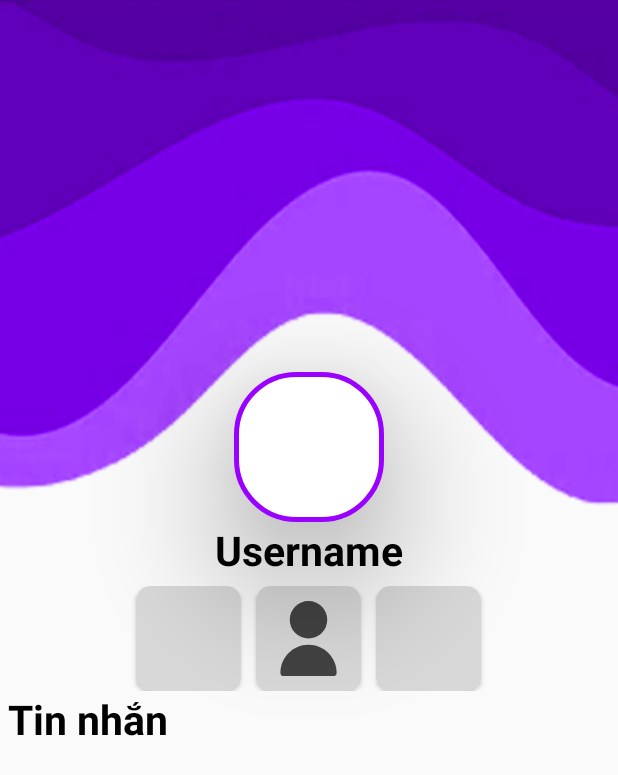
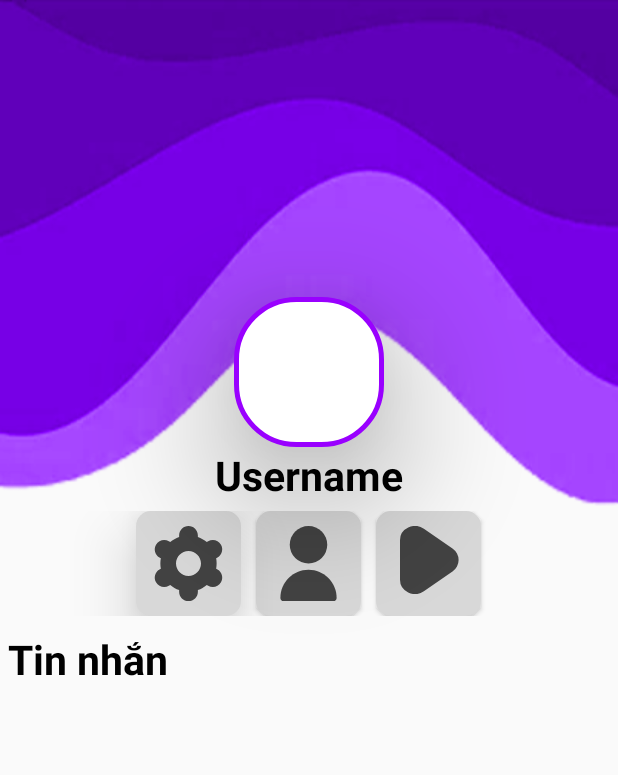
Before and after one commit to LSBNnews/quickchat, an Android app: the screen it shows after launch once a user with an empty profile is signed in (HomeScreenActivity), on a phone screen of 412 x 824 dp. Shown: the top 775 px of the screen. Run offline under Robolectric (Android 15) with nearby library versions, the light colour scheme and no system bars; our stand-ins replace CircleImageView, Firebase (no records; nobody signed in at launch, a user with empty details on screens opened directly); 3 statements that could not run were skipped.

Commit message:
update homeScreen UI

```diff
--- /dev/null
+++ b/app/src/main/res/drawable/play_24.xml
@@ -0,0 +1,11 @@
+<vector
+    xmlns:android="http://schemas.android.com/apk/res/android"
+    android:width="50dp"
+    android:height="45dp"
+    android:viewportWidth="25"
+    android:viewportHeight="24"
+   >
+    <path
+        android:fillColor="#424242"
+        android:pathData="M20.492,7.969,10.954.975A5,5,0,0,0,3,5.005V19a4.994,4.994,0,0,0,7.954,4.03l9.538-6.994a5,5,0,0,0,0-8.062Z"/>
+</vector>
--- /dev/null
+++ b/app/src/main/res/drawable/settings_24.xml
@@ -0,0 +1,15 @@
+<vector
+    xmlns:android="http://schemas.android.com/apk/res/android"
+    android:width="50dp"
+    android:height="50dp"
+    android:viewportWidth="512"
+    android:viewportHeight="512"
+    >
+
+    <path
+    android:fillColor="#424242"
+        android:pathData="M34.283,384c17.646,30.626,56.779,41.148,87.405,23.502c0.021-0.012,0.041-0.024,0.062-0.036l9.493-5.483   c17.92,15.332,38.518,27.222,60.757,35.072V448c0,35.346,28.654,64,64,64s64-28.654,64-64v-10.944   c22.242-7.863,42.841-19.767,60.757-35.115l9.536,5.504c30.633,17.673,69.794,7.167,87.467-23.467   c17.673-30.633,7.167-69.794-23.467-87.467l0,0l-9.472-5.461c4.264-23.201,4.264-46.985,0-70.187l9.472-5.461   c30.633-17.673,41.14-56.833,23.467-87.467c-17.673-30.633-56.833-41.14-87.467-23.467l-9.493,5.483   C362.862,94.638,342.25,82.77,320,74.944V64c0-35.346-28.654-64-64-64s-64,28.654-64,64v10.944   c-22.242,7.863-42.841,19.767-60.757,35.115l-9.536-5.525C91.073,86.86,51.913,97.367,34.24,128s-7.167,69.794,23.467,87.467l0,0   l9.472,5.461c-4.264,23.201-4.264,46.985,0,70.187l-9.472,5.461C27.158,314.296,16.686,353.38,34.283,384z M256,170.667   c47.128,0,85.333,38.205,85.333,85.333S303.128,341.333,256,341.333S170.667,303.128,170.667,256S208.872,170.667,256,170.667z"/>
+
+
+
+</vector>
--- a/app/src/main/res/layout/activity_home_screen.xml
+++ b/app/src/main/res/layout/activity_home_screen.xml
@@ -12,7 +12,7 @@
         android:layout_height="wrap_content"
         android:src="@drawable/qc_decoration"
         android:scaleType="fitXY"
-        android:layout_marginBottom="-100sp"/>
+        android:layout_marginBottom="-150sp"/>
 
 
     <de.hdodenhof.circleimageview.CircleImageView
@@ -38,12 +38,16 @@
 
     <LinearLayout
         xmlns:android="http://schemas.android.com/apk/res/android"
+        style="?android:attr/buttonBarStyle"
         android:layout_width="match_parent"
         android:layout_height="wrap_content"
         android:orientation="horizontal"
-        android:gravity="center">
+        android:gravity="center"
+        android:layout_marginBottom="10dp">
 
         <Button
+            android:id="@+id/homeScreen_setting"
+            style="?android:attr/buttonBarButtonStyle"
             android:layout_width="70dp"
             android:layout_height="70dp"
             android:elevation="20dp"
@@ -51,9 +55,11 @@
             android:gravity="center"
             android:padding="10dp"
             android:background="@drawable/home_button"
-            />
+
+            android:drawableTop="@drawable/settings_24"/>
 
         <Button
+            android:id="@+id/homeScreen_profile"
             android:layout_width="70dp"
             android:layout_height="70dp"
             android:elevation="20dp"
@@ -64,10 +70,10 @@
 
             android:layout_marginStart="10dp"
             android:layout_marginEnd="10dp"
-            android:drawableTop="@drawable/user"
-             />
+            android:drawableTop="@drawable/user" />
 
         <Button
+            android:id="@+id/homeScreen_signout"
             android:layout_width="70dp"
             android:layout_height="70dp"
             android:elevation="20dp"
@@ -75,7 +81,7 @@
             android:gravity="center"
             android:padding="10dp"
             android:background="@drawable/home_button"
-
+            android:drawableTop="@drawable/play_24"
             />
     </LinearLayout>
 
```
Also changed, not shown: app/src/main/res/drawable/user.xml (+10 -3 lines).
